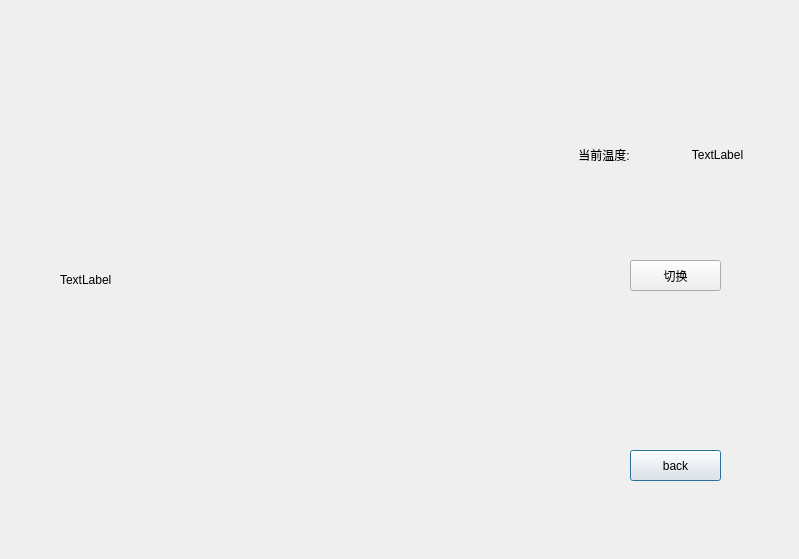
First picture: the form in userdialog.ui, repository ConstantineQAQ/Feiteng-Project, before the edit.
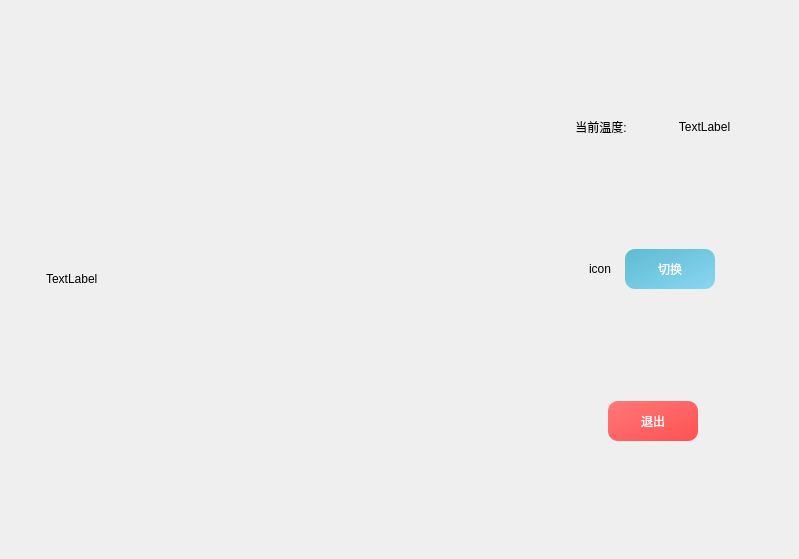
Second picture: the form after the edit.

Commit message: optimize the user interface

Patch:
```diff
--- a/userdialog.ui
+++ b/userdialog.ui
@@ -13,77 +13,296 @@
   <property name="windowTitle">
    <string>Dialog</string>
   </property>
-  <widget class="QLabel" name="face_label">
-   <property name="geometry">
-    <rect>
-     <x>60</x>
-     <y>30</y>
-     <width>500</width>
-     <height>500</height>
-    </rect>
-   </property>
-   <property name="maximumSize">
-    <size>
-     <width>500</width>
-     <height>500</height>
-    </size>
-   </property>
-   <property name="text">
-    <string>TextLabel</string>
-   </property>
-  </widget>
-  <widget class="QPushButton" name="back_pushButton">
-   <property name="geometry">
-    <rect>
-     <x>630</x>
-     <y>450</y>
-     <width>91</width>
-     <height>31</height>
-    </rect>
-   </property>
-   <property name="text">
-    <string>back</string>
-   </property>
-  </widget>
-  <widget class="QPushButton" name="Select_PushButton">
-   <property name="geometry">
-    <rect>
-     <x>630</x>
-     <y>260</y>
-     <width>91</width>
-     <height>31</height>
-    </rect>
-   </property>
-   <property name="text">
-    <string>切换</string>
-   </property>
-  </widget>
-  <widget class="QWidget" name="layoutWidget">
-   <property name="geometry">
-    <rect>
-     <x>550</x>
-     <y>140</y>
-     <width>221</width>
-     <height>31</height>
-    </rect>
-   </property>
-   <layout class="QHBoxLayout" name="horizontalLayout">
-    <item>
-     <widget class="QLabel" name="label">
-      <property name="text">
-       <string>&lt;html&gt;&lt;head/&gt;&lt;body&gt;&lt;p align=&quot;center&quot;&gt;当前温度:&lt;/p&gt;&lt;/body&gt;&lt;/html&gt;</string>
-      </property>
-     </widget>
-    </item>
-    <item>
-     <widget class="QLabel" name="temp_label">
-      <property name="text">
-       <string>&lt;html&gt;&lt;head/&gt;&lt;body&gt;&lt;p align=&quot;center&quot;&gt;TextLabel&lt;/p&gt;&lt;/body&gt;&lt;/html&gt;</string>
-      </property>
-     </widget>
-    </item>
-   </layout>
-  </widget>
+  <property name="styleSheet">
+   <string notr="true">#UserDialog{
+background:qlineargradient(x1:0,y1:0,x2:1,y2:1,
+	stop: 0 #F1F2B5,
+	stop: 1 #B5F1E8);
+}
+</string>
+  </property>
+  <layout class="QGridLayout" name="gridLayout">
+   <item row="0" column="0">
+    <layout class="QHBoxLayout" name="horizontalLayout_6">
+     <item>
+      <spacer name="horizontalSpacer_5">
+       <property name="orientation">
+        <enum>Qt::Horizontal</enum>
+       </property>
+       <property name="sizeHint" stdset="0">
+        <size>
+         <width>40</width>
+         <height>20</height>
+        </size>
+       </property>
+      </spacer>
+     </item>
+     <item>
+      <widget class="QLabel" name="face_label">
+       <property name="sizePolicy">
+        <sizepolicy hsizetype="Fixed" vsizetype="Fixed">
+         <horstretch>0</horstretch>
+         <verstretch>0</verstretch>
+        </sizepolicy>
+       </property>
+       <property name="minimumSize">
+        <size>
+         <width>500</width>
+         <height>500</height>
+        </size>
+       </property>
+       <property name="maximumSize">
+        <size>
+         <width>500</width>
+         <height>500</height>
+        </size>
+       </property>
+       <property name="text">
+        <string>TextLabel</string>
+       </property>
+      </widget>
+     </item>
+     <item>
+      <layout class="QVBoxLayout" name="verticalLayout">
+       <item>
+        <spacer name="verticalSpacer_4">
+         <property name="orientation">
+          <enum>Qt::Vertical</enum>
+         </property>
+         <property name="sizeHint" stdset="0">
+          <size>
+           <width>20</width>
+           <height>40</height>
+          </size>
+         </property>
+        </spacer>
+       </item>
+       <item>
+        <layout class="QHBoxLayout" name="horizontalLayout">
+         <item>
+          <widget class="QLabel" name="label">
+           <property name="text">
+            <string>&lt;html&gt;&lt;head/&gt;&lt;body&gt;&lt;p align=&quot;center&quot;&gt;当前温度:&lt;/p&gt;&lt;/body&gt;&lt;/html&gt;</string>
+           </property>
+          </widget>
+         </item>
+         <item>
+          <widget class="QLabel" name="temp_label">
+           <property name="text">
+            <string>&lt;html&gt;&lt;head/&gt;&lt;body&gt;&lt;p align=&quot;center&quot;&gt;TextLabel&lt;/p&gt;&lt;/body&gt;&lt;/html&gt;</string>
+           </property>
+          </widget>
+         </item>
+        </layout>
+       </item>
+       <item>
+        <spacer name="verticalSpacer">
+         <property name="orientation">
+          <enum>Qt::Vertical</enum>
+         </property>
+         <property name="sizeHint" stdset="0">
+          <size>
+           <width>20</width>
+           <height>40</height>
+          </size>
+         </property>
+        </spacer>
+       </item>
+       <item>
+        <layout class="QHBoxLayout" name="horizontalLayout_4">
+         <item>
+          <spacer name="horizontalSpacer_2">
+           <property name="orientation">
+            <enum>Qt::Horizontal</enum>
+           </property>
+           <property name="sizeHint" stdset="0">
+            <size>
+             <width>40</width>
+             <height>20</height>
+            </size>
+           </property>
+          </spacer>
+         </item>
+         <item>
+          <layout class="QHBoxLayout" name="horizontalLayout_2">
+           <item>
+            <widget class="QLabel" name="label_2">
+             <property name="sizePolicy">
+              <sizepolicy hsizetype="Fixed" vsizetype="Fixed">
+               <horstretch>0</horstretch>
+               <verstretch>0</verstretch>
+              </sizepolicy>
+             </property>
+             <property name="minimumSize">
+              <size>
+               <width>30</width>
+               <height>30</height>
+              </size>
+             </property>
+             <property name="maximumSize">
+              <size>
+               <width>30</width>
+               <height>30</height>
+              </size>
+             </property>
+             <property name="text">
+              <string>icon</string>
+             </property>
+            </widget>
+           </item>
+           <item>
+            <widget class="QPushButton" name="Select_PushButton">
+             <property name="minimumSize">
+              <size>
+               <width>90</width>
+               <height>40</height>
+              </size>
+             </property>
+             <property name="maximumSize">
+              <size>
+               <width>90</width>
+               <height>40</height>
+              </size>
+             </property>
+             <property name="styleSheet">
+              <string notr="true">#Select_PushButton{
+background-color: qlineargradient(x1:0,y1:0,x2:1,y2:1,stop: 0 #5DBCD2,stop: 1 #8AD6F2);
+border-radius:10px;
+border:none;
+color:#FFF;
+padding:8px 20px;
+}
+#Select_PushButton:hover{
+	background-color: qlineargradient(x1:0,y1:0,x2:1,y2:1,stop:0 #4DA2B8,stop:1 #6BB9D1);
+}</string>
+             </property>
+             <property name="text">
+              <string>切换</string>
+             </property>
+            </widget>
+           </item>
+          </layout>
+         </item>
+         <item>
+          <spacer name="horizontalSpacer">
+           <property name="orientation">
+            <enum>Qt::Horizontal</enum>
+           </property>
+           <property name="sizeHint" stdset="0">
+            <size>
+             <width>40</width>
+             <height>20</height>
+            </size>
+           </property>
+          </spacer>
+         </item>
+        </layout>
+       </item>
+       <item>
+        <spacer name="verticalSpacer_2">
+         <property name="orientation">
+          <enum>Qt::Vertical</enum>
+         </property>
+         <property name="sizeHint" stdset="0">
+          <size>
+           <width>20</width>
+           <height>40</height>
+          </size>
+         </property>
+        </spacer>
+       </item>
+       <item>
+        <layout class="QHBoxLayout" name="horizontalLayout_5">
+         <item>
+          <spacer name="horizontalSpacer_4">
+           <property name="orientation">
+            <enum>Qt::Horizontal</enum>
+           </property>
+           <property name="sizeHint" stdset="0">
+            <size>
+             <width>40</width>
+             <height>20</height>
+            </size>
+           </property>
+          </spacer>
+         </item>
+         <item>
+          <widget class="QPushButton" name="back_pushButton">
+           <property name="minimumSize">
+            <size>
+             <width>90</width>
+             <height>40</height>
+            </size>
+           </property>
+           <property name="maximumSize">
+            <size>
+             <width>90</width>
+             <height>40</height>
+            </size>
+           </property>
+           <property name="styleSheet">
+            <string notr="true">#back_pushButton{
+background-color: qlineargradient(x1:0,y1:0,x2:1,y2:1,stop: 0 #FF7878,stop: 1 #FF5151);
+border-radius:10px;
+border:none;
+color:#FFF;
+padding:8px 20px;
+}
+#back_pushButton:hover{
+ background-color: qlineargradient(x1:0,y1:0,x2:1,y2:1,stop: 0 #CC2B2B,stop: 1 #D63D3D);
+}</string>
+           </property>
+           <property name="text">
+            <string>退出</string>
+           </property>
+          </widget>
+         </item>
+         <item>
+          <spacer name="horizontalSpacer_3">
+           <property name="orientation">
+            <enum>Qt::Horizontal</enum>
+           </property>
+           <property name="sizeHint" stdset="0">
+            <size>
+             <width>40</width>
+             <height>20</height>
+            </size>
+           </property>
+          </spacer>
+         </item>
+        </layout>
+       </item>
+       <item>
+        <spacer name="verticalSpacer_3">
+         <property name="orientation">
+          <enum>Qt::Vertical</enum>
+         </property>
+         <property name="sizeHint" stdset="0">
+          <size>
+           <width>20</width>
+           <height>40</height>
+          </size>
+         </property>
+        </spacer>
+       </item>
+      </layout>
+     </item>
+     <item>
+      <spacer name="horizontalSpacer_6">
+       <property name="orientation">
+        <enum>Qt::Horizontal</enum>
+       </property>
+       <property name="sizeHint" stdset="0">
+        <size>
+         <width>40</width>
+         <height>20</height>
+        </size>
+       </property>
+      </spacer>
+     </item>
+    </layout>
+   </item>
+  </layout>
  </widget>
  <resources/>
  <connections/>
```
The commit also changes 26 other files.
